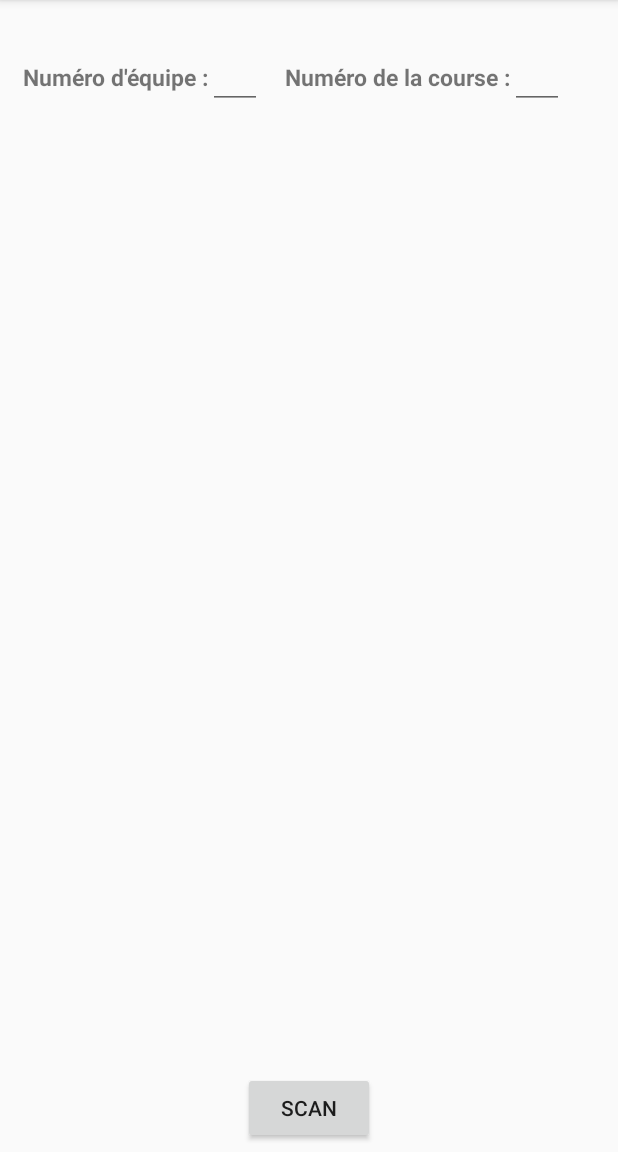
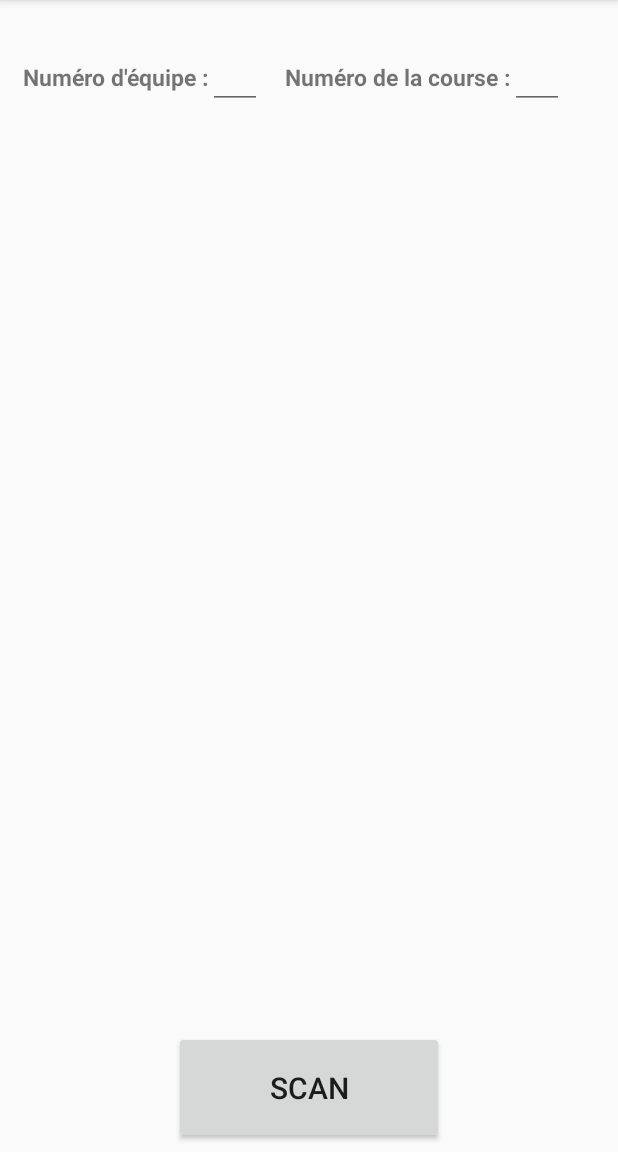
Before and after one commit to batnyu/CourseOrientation, an Android app: the screen it shows after launch (FirstScreen), on a phone screen of 412 x 824 dp, the part 84-1236 px from its top. Run offline under Robolectric (Android 15) with nearby library versions, the phone set to English and light mode, and no system bars; libraries missing offline, so code that uses them is left out: com.google.zxing.integration.

Commit message:
ajout custom arrayadapter pour mettre la balise et l'heure de pointage dans une listview , ajout de l'heure de pointage, la liste ne s'en va plus quand on change l'orientation

```diff
--- a/app/src/main/AndroidManifest.xml
+++ b/app/src/main/AndroidManifest.xml
@@ -10,7 +10,8 @@
         android:supportsRtl="true"
         android:theme="@style/AppTheme">
         <activity android:name=".FirstScreen"
-            android:windowSoftInputMode="stateHidden">
+            android:windowSoftInputMode="stateHidden"
+            android:configChanges="keyboardHidden|orientation|screenSize">
             <intent-filter>
                 <action android:name="android.intent.action.MAIN" />
 
--- a/app/src/main/java/iut_lry/coursedorientation/CaptureActivityAnyOrientation.java
+++ b/app/src/main/java/iut_lry/coursedorientation/CaptureActivityAnyOrientation.java
@@ -6,6 +6,7 @@ import com.journeyapps.barcodescanner.CaptureActivity;
  * Created by Baptiste on 24/11/2016.
  */
 
+//Utile pour adapter le scanner en fonction de l'orientation
 
 public class CaptureActivityAnyOrientation extends CaptureActivity {
 }
--- a/app/src/main/java/iut_lry/coursedorientation/FirstScreen.java
+++ b/app/src/main/java/iut_lry/coursedorientation/FirstScreen.java
@@ -1,6 +1,7 @@
 package iut_lry.coursedorientation;
 
 import android.content.Intent;
+import android.graphics.Color;
 import android.support.v7.app.AppCompatActivity;
 import android.os.Bundle;
 import android.view.Menu;
@@ -17,15 +18,22 @@ import android.widget.Toast;
 import com.google.zxing.integration.android.IntentIntegrator;
 import com.google.zxing.integration.android.IntentResult;
 
+import org.w3c.dom.Text;
+
+import java.sql.Time;
+import java.text.SimpleDateFormat;
 import java.util.ArrayList;
+import java.util.Calendar;
 import java.util.List;
 
 public class FirstScreen extends AppCompatActivity implements View.OnClickListener {
 
     IntentIntegrator integrator;
-    List<String> messagesBalises = new ArrayList<String>();
-    private ListView lv;
-    ArrayAdapter<String> arrayAdapter;
+
+    Calendar rightNow;
+
+    baliseHeureAdapter adapter;
+    ListView listView;
 
     @Override
     protected void onCreate(Bundle savedInstanceState) {
@@ -33,16 +41,21 @@ public class FirstScreen extends AppCompatActivity implements View.OnClickListen
         setContentView(R.layout.activity_first_screen);
 
         Button scanButton = (Button) findViewById(R.id.scan_button);
-
-
         scanButton.setOnClickListener(this);
 
-        lv = (ListView) findViewById(R.id.listView);
+        // Construct the data source
+        ArrayList<baliseHeure> arrayOfbaliseHeure = new ArrayList<baliseHeure>();
+        // Create the adapter to convert the array to views
+        adapter = new baliseHeureAdapter(this, arrayOfbaliseHeure);
+        // Attach the adapter to a ListView
+        listView = (ListView) findViewById(R.id.listView);
+        listView.setAdapter(adapter);
 
-        arrayAdapter = new ArrayAdapter<String>(
-                this,
-                android.R.layout.simple_list_item_1,
-                messagesBalises );
+        //header, on verra plus tard
+        /*TextView header = new TextView(getBaseContext());
+        header.setTextColor(Color.BLACK);
+        header.setText("Numéro Balise     ->     Temps");
+        lv.addHeaderView(header);*/
     }
 
 
@@ -79,11 +92,18 @@ public class FirstScreen extends AppCompatActivity implements View.OnClickListen
                 scan_format.setText("FORMAT: " + scanFormat);
                 scan_content.setText("CONTENT: " + scanContent);
 
+                //récupère le temps actuel
+                rightNow = Calendar.getInstance();
+                SimpleDateFormat format = new SimpleDateFormat("H:mm:ss");
+                String temps = format.format(rightNow.getTime());
+
+                baliseHeure baliseHeure = new baliseHeure(scanContent,temps);
+
                 //Ajout dans la liste et refresh
-                messagesBalises.add(scanContent);
-                lv.setAdapter(arrayAdapter);
+                adapter.add(baliseHeure);
+                listView.setAdapter(adapter);
 
-                Toast.makeText(this, "Scanned: " + result.getContents(), Toast.LENGTH_LONG).show();
+                Toast.makeText(this, "Scanné : " + result.getContents(), Toast.LENGTH_LONG).show();
             }
         } else {
             super.onActivityResult(requestCode, resultCode, data);
--- /dev/null
+++ b/app/src/main/java/iut_lry/coursedorientation/baliseHeureAdapter.java
@@ -0,0 +1,37 @@
+package iut_lry.coursedorientation;
+
+import android.content.Context;
+import android.view.LayoutInflater;
+import android.view.View;
+import android.view.ViewGroup;
+import android.widget.ArrayAdapter;
+import android.widget.TextView;
+
+import java.util.ArrayList;
+
+/**
+ * Created by Baptiste on 27/11/2016.
+ */
+public class baliseHeureAdapter extends ArrayAdapter<baliseHeure> {
+    public baliseHeureAdapter(Context context, ArrayList<baliseHeure> users) {
+        super(context, 0, users);
+    }
+
+    @Override
+    public View getView(int position, View convertView, ViewGroup parent) {
+        // Get the data item for this position
+        baliseHeure baliseHeure = getItem(position);
+        // Check if an existing view is being reused, otherwise inflate the view
+        if (convertView == null) {
+            convertView = LayoutInflater.from(getContext()).inflate(R.layout.item_baliseheure, parent, false);
+        }
+        // Lookup view for data population
+        TextView numBalise = (TextView) convertView.findViewById(R.id.numBalise);
+        TextView heureBalise = (TextView) convertView.findViewById(R.id.heureBalise);
+        // Populate the data into the template view using the data object
+        numBalise.setText(baliseHeure.balise);
+        heureBalise.setText(baliseHeure.heure);
+        // Return the completed view to render on screen
+        return convertView;
+    }
+}
--- a/app/src/main/res/layout/activity_first_screen.xml
+++ b/app/src/main/res/layout/activity_first_screen.xml
@@ -31,7 +31,7 @@
     android:layout_width="wrap_content"
     android:layout_height="wrap_content"
     android:text="@string/idTeam"
-    android:textSize="15dp"
+    android:textSize="15sp"
     android:textStyle="bold"
         android:layout_weight="1.01" />
     <EditText
@@ -40,7 +40,7 @@
         android:layout_width="wrap_content"
     android:layout_height="wrap_content"
         android:ems="2"
-        android:textSize="15dp" />
+        android:textSize="15sp" />
 
 
     </LinearLayout>
@@ -57,7 +57,7 @@
             android:layout_width="wrap_content"
             android:layout_height="wrap_content"
             android:text="@string/idRace"
-            android:textSize="15dp"
+            android:textSize="15sp"
             android:textStyle="bold" />
 
         <EditText
@@ -66,7 +66,7 @@
             android:layout_height="wrap_content"
             android:inputType="number"
             android:ems="2"
-            android:textSize="15dp" />
+            android:textSize="15sp" />
     </LinearLayout>
 
 
@@ -76,14 +76,15 @@
 </LinearLayout>
 
     <Button
-        android:layout_width="wrap_content"
-        android:layout_height="wrap_content"
+        android:layout_width="180dp"
+        android:layout_height="75dp"
         android:id="@+id/scan_button"
         android:layout_gravity="center_vertical"
         android:text="SCAN"
         android:layout_alignParentBottom="true"
         android:layout_centerHorizontal="true"
-        android:layout_marginBottom="5dp" />
+        android:layout_marginBottom="5dp"
+        android:textSize="20sp" />
 
     <TextView
         android:layout_width="wrap_content"
```
Also changed, not shown: app/src/main/java/iut_lry/coursedorientation/baliseHeure.java (added, +22 -0 lines), app/src/main/res/layout/item_baliseheure.xml (added, +28 -0 lines), zxing/src/main/AndroidManifest.xml (+6 -6 lines).
